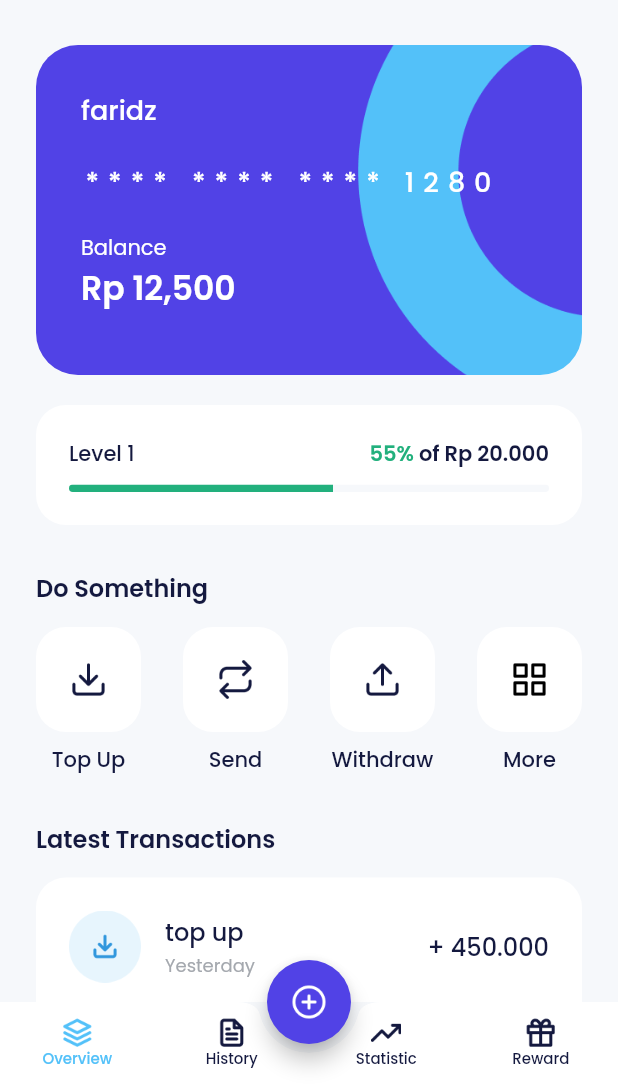
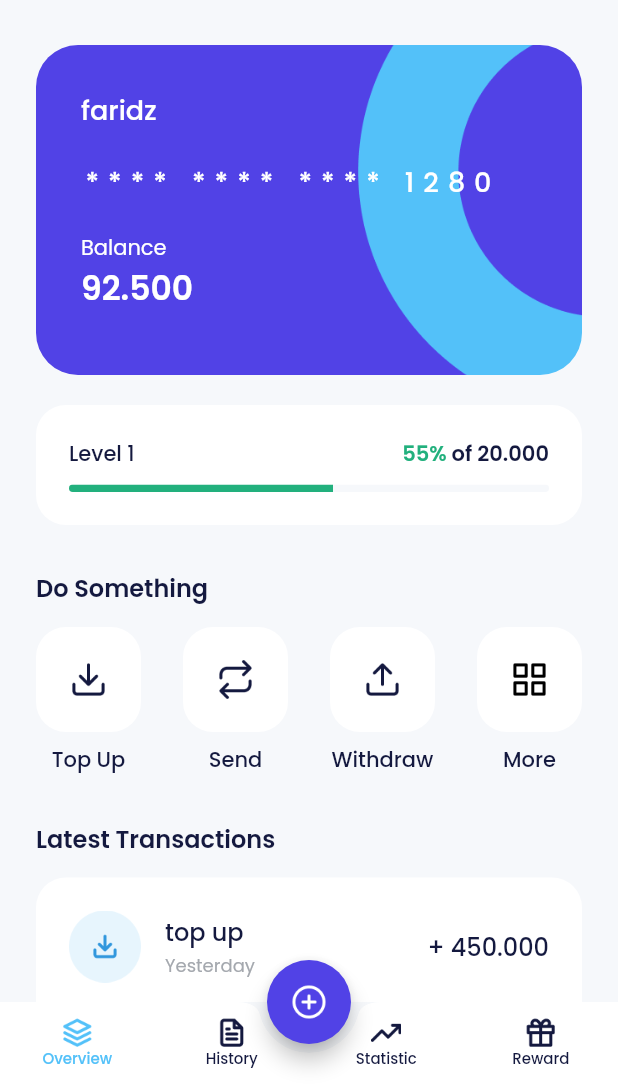
Before and after one commit to Chands18/bank_purse2, a Flutter app: the HomePage screen opened by its route, on a phone screen of 412 x 824 dp, the part 150-1236 px from its top. Run offline on Flutter 3.47's test engine with Material 2 defaults, Android fonts, the phone set to English and light mode, and no system bars; our stand-ins replace another_flushbar, carousel_slider, google_fonts.

```diff
--- a/lib/shared/helpers.dart
+++ b/lib/shared/helpers.dart
@@ -1,6 +1,7 @@
 import 'package:another_flushbar/flushbar.dart';
 import 'package:bank_purse2/shared/theme.dart';
 import 'package:flutter/material.dart';
+import 'package:intl/intl.dart';
 
 void showCustomSnackbar(BuildContext context, String message) {
   Flushbar(
@@ -10,3 +11,11 @@ void showCustomSnackbar(BuildContext context, String message) {
     duration: const Duration(seconds: 2),
   ).show(context);
 }
+
+String formatCurrency(num number, {String symbol = 'Rp '}) {
+  return NumberFormat.currency(
+    locale: 'id',
+    symbol: '',
+    decimalDigits: 0,
+  ).format(number);
+}
--- a/lib/ui/pages/data_provider_page.dart
+++ b/lib/ui/pages/data_provider_page.dart
@@ -1,3 +1,4 @@
+import 'package:bank_purse2/shared/helpers.dart';
 import 'package:bank_purse2/shared/theme.dart';
 import 'package:bank_purse2/ui/widgets/buttons.dart';
 import 'package:bank_purse2/ui/widgets/data_provider_item.dart';
@@ -57,7 +58,7 @@ class DataProviderPage extends StatelessWidget {
                     height: 2,
                   ),
                   Text(
-                    'balance : Rp. 200.000.000',
+                    'balance : ${formatCurrency(2000000)}',
                     style: greyTextStyle.copyWith(
                       fontSize: 12,
                     ),
--- a/lib/ui/pages/home_page.dart
+++ b/lib/ui/pages/home_page.dart
@@ -4,6 +4,8 @@ import 'package:bank_purse2/ui/widgets/home_service_item.dart';
 import 'package:bank_purse2/ui/widgets/home_tips_item.dart';
 import 'package:bank_purse2/ui/widgets/home_user_item.dart';
 import 'package:flutter/material.dart';
+
+import '../../shared/helpers.dart';
 
 class HomePage extends StatelessWidget {
   const HomePage({super.key});
@@ -208,7 +210,7 @@ class HomePage extends StatelessWidget {
             style: whiteTextStyle,
           ),
           Text(
-            'Rp 12,500',
+            formatCurrency(92500),
             style: whiteTextStyle.copyWith(
               fontSize: 22,
               fontWeight: semiBold,
@@ -247,7 +249,7 @@ class HomePage extends StatelessWidget {
                 ),
               ),
               Text(
-                'of Rp 20.000',
+                'of ${formatCurrency(20000)}',
                 style: blackTextStyle.copyWith(
                   fontWeight: semiBold,
                 ),
@@ -354,12 +356,12 @@ class HomePage extends StatelessWidget {
               color: whiteColor,
             ),
             child: Column(
-              children: const [
+              children: [
                 HomeLatestTransactionsItem(
                   iconUrl: 'assets/ic_transaction_cat1.png',
                   title: 'top up',
                   time: 'Yesterday',
-                  value: '+ 450.000',
+                  value: '+ ${formatCurrency(450000, symbol: '')}',
                 ),
                 HomeLatestTransactionsItem(
                   iconUrl: 'assets/ic_transaction_cat2.png',
--- a/lib/ui/widgets/package_item.dart
+++ b/lib/ui/widgets/package_item.dart
@@ -1,5 +1,7 @@
 import 'package:bank_purse2/shared/theme.dart';
 import 'package:flutter/material.dart';
+
+import '../../shared/helpers.dart';
 
 class PackageItem extends StatelessWidget {
   final int amount;
@@ -42,7 +44,7 @@ class PackageItem extends StatelessWidget {
             height: 2,
           ),
           Text(
-            'Rp $price',
+            formatCurrency(price),
             style: greyTextStyle.copyWith(
               fontSize: 12,
             ),
```
